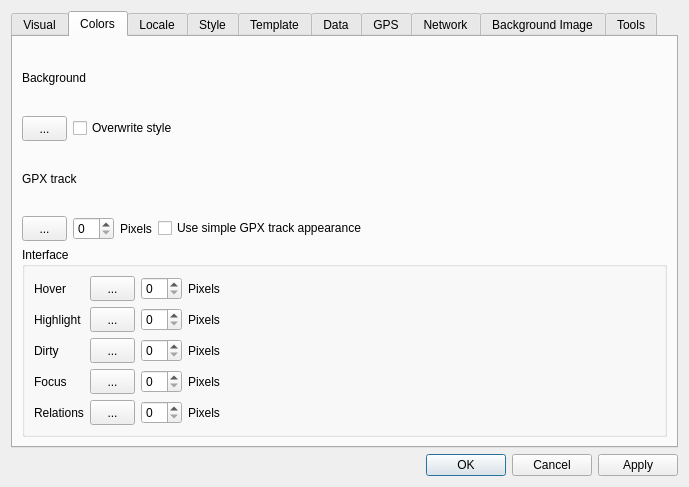
Above: src/Preferences/PreferencesDialog.ui from openstreetmap/merkaartor before the change. Below: the same form after it.
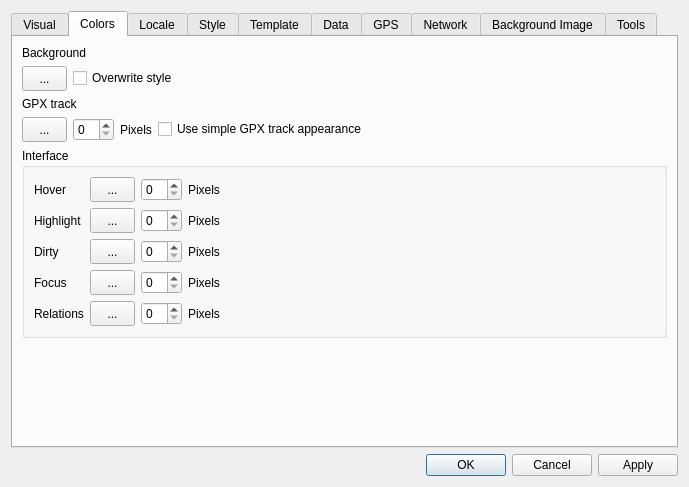
That is the form after the change. The open tabs and pages were chosen to show the change.

What changed in the file:
```diff
--- a/src/Preferences/PreferencesDialog.ui
+++ b/src/Preferences/PreferencesDialog.ui
@@ -555,6 +555,19 @@
          </layout>
         </widget>
        </item>
+       <item>
+        <spacer name="verticalSpacer_5">
+         <property name="orientation">
+          <enum>Qt::Vertical</enum>
+         </property>
+         <property name="sizeHint" stdset="0">
+          <size>
+           <width>20</width>
+           <height>40</height>
+          </size>
+         </property>
+        </spacer>
+       </item>
       </layout>
      </widget>
      <widget class="QWidget" name="tab_7">
```
Left out of the diff: 2 changed lines with no effect on the pictures.
